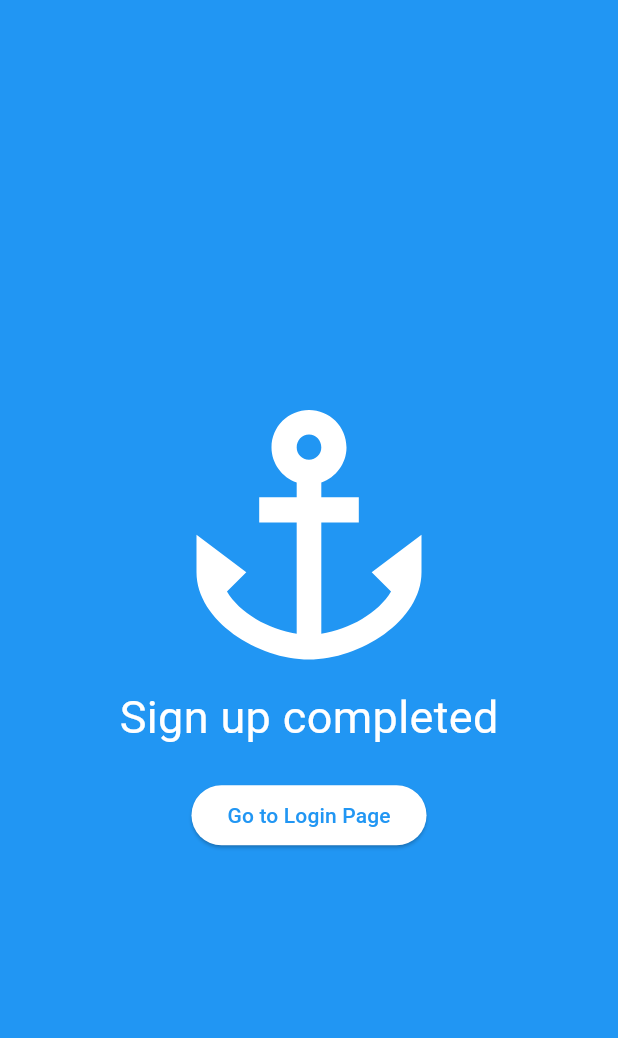
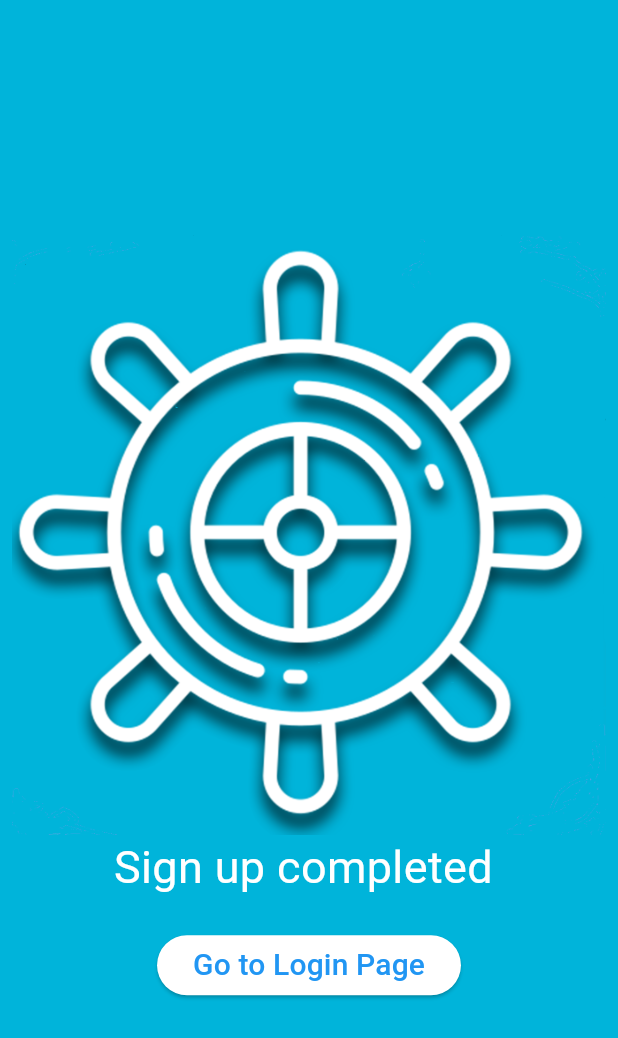
Before and after one commit to mohamed17803/waterriderdemo, a Flutter app: the SignUpVerificationScreen screen opened by its route, on a phone screen of 412 x 824 dp. Shown: the top 1038 px of the screen. Run offline on Flutter 3.47's test engine with Material 3 defaults, Android fonts, the phone set to English and light mode, and no system bars; our stand-ins replace firebase_auth, firebase_core, font_awesome_flutter; accounts and stored records are empty; Roboto replaces fonts that are missing (Pacifico).

Commit message:
SCRUM-73 git commit -m "SCRUM-73 <Done By MS>"

```diff
--- a/lib/screens/signupverification_screen.dart
+++ b/lib/screens/signupverification_screen.dart
@@ -1,4 +1,3 @@
-  // Import necessary packages
 import 'package:flutter/material.dart';
 import 'login_screen.dart'; // Ensure this import path is correct
 
@@ -8,20 +7,20 @@
   @override
   Widget build(BuildContext context) {
     return Scaffold(
-        backgroundColor: Colors.blue, // Set background color to blue as in the image
+      backgroundColor: const Color(0xFF00B4DA), // Set background color to #00B4DA
       body: Center(
         child: Column(
           mainAxisAlignment: MainAxisAlignment.center,
           children: <Widget>[
-              const Icon( // Ship wheel icon similar to that in the image
-                Icons.anchor,
-                color: Colors.white,
-                size: 200.0,
+            Image.asset( // Ship wheel logo as in the image
+              'images/water_rider_logo.png', // Replace with your actual asset path
+              width: 400.0,
+              height: 400.0,
             ),
 
             // Text displaying "Sign up completed"
             const Text(
-                'Sign up completed',
+              'Sign up completed ',
               style: TextStyle(
                 fontFamily: 'Pacifico', // Apply Pacifico font as requested
                 fontSize: 30.0,
@@ -38,17 +37,17 @@
                   MaterialPageRoute(builder: (context) => const LoginScreen()),
                   // Navigate to LoginScreen when button is pressed
                 );
-                }, // Button text as seen in the image
-
-                style : ElevatedButton.styleFrom(foregroundColor: Colors.blue, backgroundColor: Colors.white ) ,
-
-                child:
-                const Text('Go to Login Page'),
-
-
-
-
-
+              },
+              style: ElevatedButton.styleFrom(
+                foregroundColor: Colors.blue, // Button text color
+                backgroundColor: Colors.white, // Button background color
+              ),
+              child: const Text(
+                'Go to Login Page',
+                style: TextStyle(
+                  fontSize: 20.0,
+                ),
+              ),
             ),
           ],
         ),
```
Lines whose indentation alone changed are shown as unchanged.
